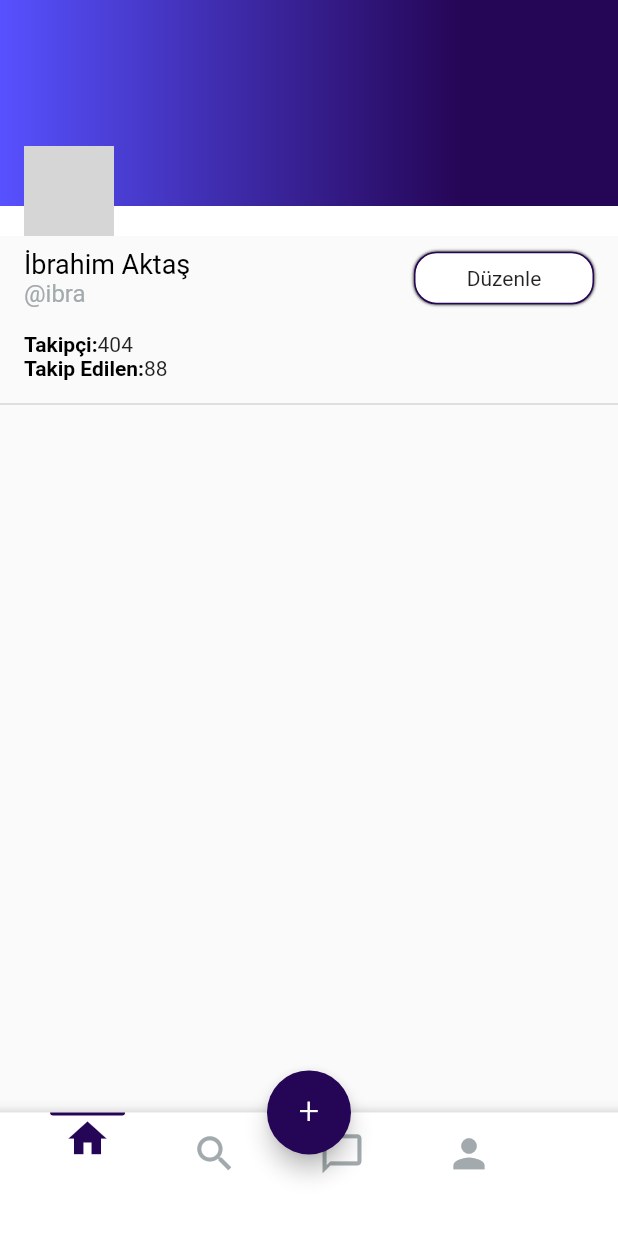
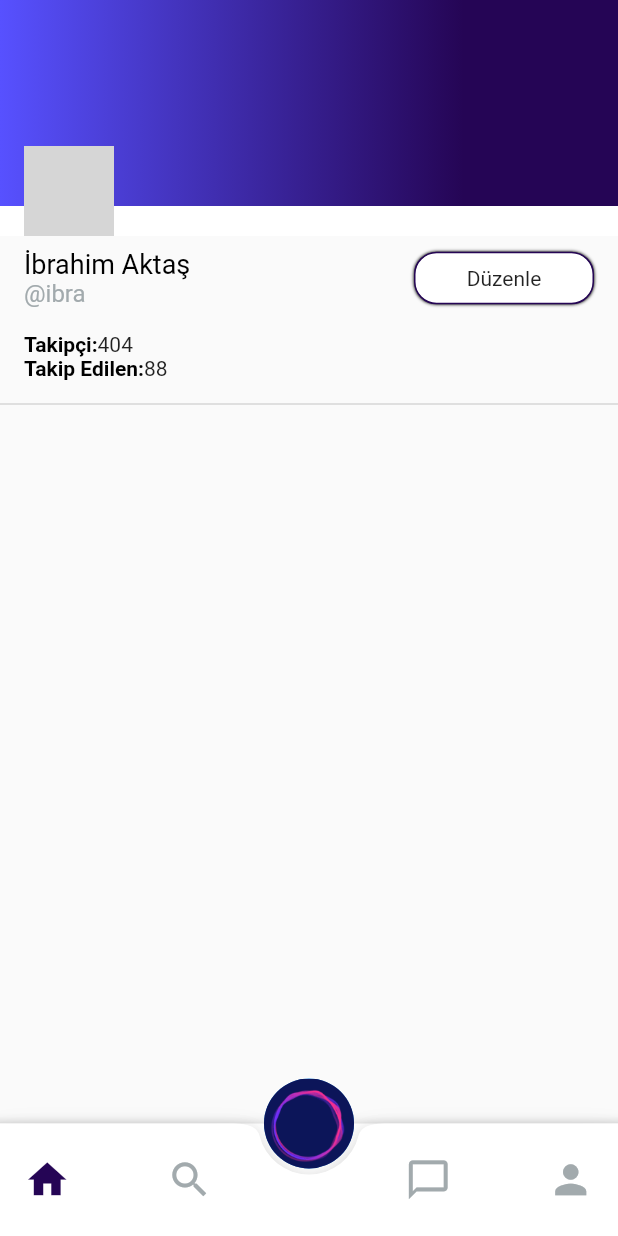
Before and after one commit to 404ibra/diarymedia, a Flutter app: the ProfilePage screen opened directly, on a phone screen of 412 x 824 dp. Run offline on Flutter 3.47's test engine with Material 2 defaults, Android fonts, the phone set to English and light mode, and no system bars; our stand-ins replace cloud_firestore, easy_localization, firebase_auth, firebase_core, get, image_picker; accounts and stored records are empty; network calls fail; grey boxes are pictures that could not be loaded.

Commit message:
some bugs fixed

```diff
--- a/lib/main.dart
+++ b/lib/main.dart
@@ -5,6 +5,7 @@ import 'package:dia/view_model/new_diary_viewmodels.dart';
 import 'package:dia/view_model/pick_image.dart';
 import 'package:dia/view_model/sign_in_checkbox.dart';
 import 'package:dia/views/home_page.dart';
+import 'package:dia/views/profile_page.dart';
 import 'package:easy_localization/easy_localization.dart';
 import 'package:firebase_core/firebase_core.dart';
 import 'package:flutter/material.dart';
@@ -56,7 +57,7 @@ class MyApp extends StatelessWidget {
       theme: ThemeData(
           scaffoldBackgroundColor: Colors.white,
           primaryColor: CustomColors.primaryPurple),
-      home: const HomePage(),
+      home: const ProfilePage(),
     );
   }
 }
--- a/lib/views/profile_page.dart
+++ b/lib/views/profile_page.dart
@@ -1,4 +1,5 @@
 import 'package:dia/constant/constants.dart';
+import 'package:dia/view_model/navbar_viewmodels.dart';
 import 'package:dia/view_model/user_inputs.dart';
 import 'package:dia/views/new_diary/new_diary_view.dart';
 import 'package:dia/widgets/custom_bordered_button.dart';
@@ -7,6 +8,9 @@ import 'package:dia/widgets/profile_stats.dart';
 import 'package:easy_localization/easy_localization.dart';
 import 'package:flutter/material.dart';
 import 'package:get/get.dart';
+import 'package:provider/provider.dart';
+
+import '../widgets/floataction_button.dart';
 
 class ProfilePage extends StatelessWidget {
   const ProfilePage({super.key});
@@ -14,18 +18,11 @@ class ProfilePage extends StatelessWidget {
   @override
   Widget build(BuildContext context) {
     final size = MediaQuery.of(context).size;
+    final navBarModel = Provider.of<NavBarViewModel>(context);
     return Scaffold(
-      bottomNavigationBar: NavBar(),
+      bottomNavigationBar: NavBar(navBarModel: navBarModel, iconList: iconList),
       floatingActionButtonLocation: FloatingActionButtonLocation.centerDocked,
-      floatingActionButton: FloatingActionButton(
-          onPressed: () {
-            Get.to(() => const NewDiary(), transition: Transition.fadeIn);
-          },
-          backgroundColor: CustomColors.primaryPurple,
-          child: const Text(
-            "+",
-            style: TextStyle(fontSize: 24, fontWeight: FontWeight.w300),
-          )),
+      floatingActionButton: const FloatActionButton(),
       body: SafeArea(
         child: Column(
           crossAxisAlignment: CrossAxisAlignment.start,
--- /dev/null
+++ b/lib/widgets/floataction_button.dart
@@ -0,0 +1,22 @@
+import 'package:dia/views/new_diary/new_diary_view.dart';
+import 'package:flutter/material.dart';
+import 'package:get/get.dart';
+
+class FloatActionButton extends StatelessWidget {
+  const FloatActionButton({
+    super.key,
+  });
+
+  @override
+  Widget build(BuildContext context) {
+    return InkWell(
+      onTap: () {
+        Get.to(() => const NewDiary(), transition: Transition.fadeIn);
+      },
+      child: CircleAvatar(
+        radius: 30,
+        backgroundImage: AssetImage("assets/images/23.png"),
+      ),
+    );
+  }
+}
--- a/lib/widgets/navbar.dart
+++ b/lib/widgets/navbar.dart
@@ -2,18 +2,121 @@ import 'package:dia/constant/custom_colors.dart';
 import 'package:dia/constant/enums.dart';
 import 'package:dia/constant/extension/icon_extension.dart';
 import 'package:dia/view_model/navbar_viewmodels.dart';
+import 'package:dia/views/home_page.dart';
 import 'package:flutter/material.dart';
+import 'package:get/get.dart';
 import 'package:provider/provider.dart';
 
 class NavBar extends StatelessWidget {
-  NavBar({
+  const NavBar({
     super.key,
+    required this.navBarModel,
+    required this.iconList,
   });
 
+  final NavBarViewModel navBarModel;
+  final List<IconData> iconList;
+
+  @override
   Widget build(BuildContext context) {
-    final navBarModel = Provider.of<NavBarViewModel>(context);
-    final size = MediaQuery.of(context).size;
     return Container(
+      decoration: BoxDecoration(color: Colors.white, boxShadow: [
+        BoxShadow(
+            color: Colors.black.withOpacity(0.2),
+            blurRadius: 5,
+            offset: const Offset(0, 10),
+            spreadRadius: 10)
+      ]),
+      child: BottomAppBar(
+        color: Colors.white,
+        shape: CircularNotchedRectangle(),
+        height: 75,
+        child: Container(
+          child: Padding(
+            padding: const EdgeInsets.symmetric(horizontal: 16.0),
+            child: Row(
+              mainAxisAlignment: MainAxisAlignment.spaceBetween,
+              children: [
+                NavbarIcon(
+                  navBarModel: navBarModel,
+                  iconList: iconList,
+                  index: 0,
+                ),
+                NavbarIcon(
+                    navBarModel: navBarModel, iconList: iconList, index: 1),
+                const SizedBox(),
+                NavbarIcon(
+                    navBarModel: navBarModel, iconList: iconList, index: 2),
+                NavbarIcon(
+                    navBarModel: navBarModel, iconList: iconList, index: 3),
+              ],
+            ),
+          ),
+        ),
+      ),
+    );
+  }
+}
+
+List<IconData> iconList = [
+  Icons.home,
+  Icons.search,
+  Icons.chat_bubble_outline_outlined,
+  Icons.person
+];
+
+class NavbarIcon extends StatelessWidget {
+  NavbarIcon({
+    super.key,
+    required this.navBarModel,
+    required this.iconList,
+    required this.index,
+  });
+
+  final NavBarViewModel navBarModel;
+  final List<IconData> iconList;
+  int index;
+  @override
+  Widget build(BuildContext context) {
+    return InkWell(
+      onTap: () {
+        navBarModel.changeIndex(index);
+        switch (navBarModel.selectionIndex) {
+          case 0:
+            Get.to(() => const HomePage(), transition: Transition.fadeIn);
+            break;
+          case 3:
+            Get.to(() => const HomePage(), transition: Transition.fadeIn);
+            break;
+          default:
+        }
+      },
+      child: Icon(
+        iconList[index],
+        size: 31,
+        color: navBarModel.selectionIndex == index
+            ? CustomColors.primaryPurple
+            : CustomColors.primaryGrey,
+      ),
+    );
+  }
+}
+
+
+
+/**
+ *
+ *
+
+ *
+ *
+ *
+ */
+
+
+/*
+
+Container(
         padding: EdgeInsets.symmetric(horizontal: 16),
         height: size.height * 0.1,
         width: MediaQuery.of(context).size.width,
@@ -65,12 +168,7 @@ class NavBar extends StatelessWidget {
             );
           },
         ));
-  }
 
-  List<IconData> iconList = [
-    Icons.home,
-    Icons.search,
-    Icons.chat_bubble_outline_outlined,
-    Icons.person
-  ];
-}
+
+
+ */
```
Also changed, not shown: lib/views/home_page.dart (+3 -66 lines), lib/views/new_diary/new_diary_view.dart (+12 -14 lines).
